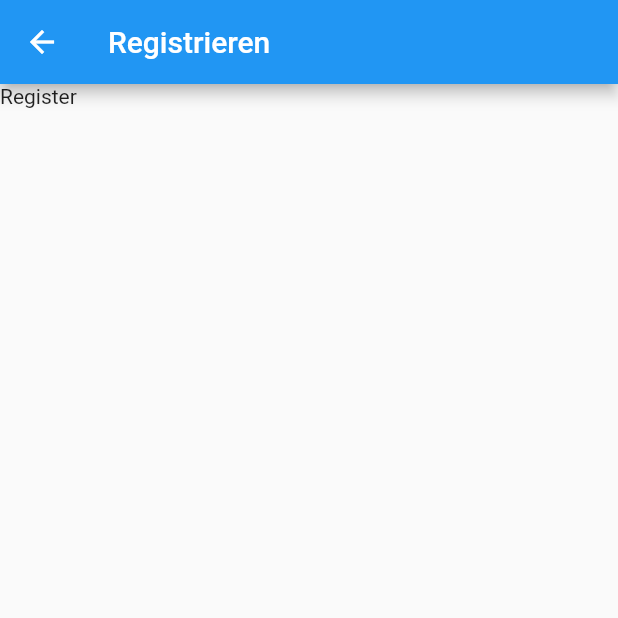
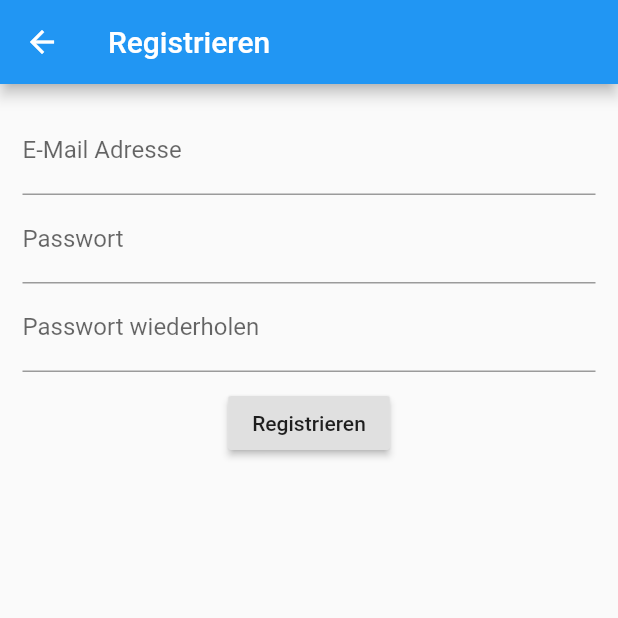
Before and after one commit to ShopConnect/app, a Flutter app: the screen it shows after launch, after a tap on "Registrieren", on a phone screen of 412 x 824 dp, the top half of it. Run offline on Flutter 3.47's test engine with Material 2 defaults, Android fonts, the phone set to English and light mode, and no system bars; our stand-ins replace firebase_messaging, flutter_secure_storage; accounts and stored records are empty.

Commit message:
implemented firabase, nearly finished login/register
Co-authored-by: Tobias Schanze <me@tobiasschanze.de>

```diff
--- a/lib/constants.dart
+++ b/lib/constants.dart
@@ -1,4 +1,4 @@
 class AppConstants {
-  static const apiURL = 'http://ec2-3-127-230-108.eu-central-1.compute.amazonaws.com';
+  static const apiURL = 'https://api.shop-connect.org';
   static const Map<String, String> postHeaders = {"Content-type": "application/json"};
 }
--- a/lib/main.dart
+++ b/lib/main.dart
@@ -1,46 +1,45 @@
 import 'package:flutter/material.dart';
+import 'package:shopconnect/pages/main/home.dart';
 import 'package:shopconnect/pages/start/login.dart';
 import 'package:shopconnect/pages/start/register.dart';
 import 'package:shopconnect/pages/start/start.dart';
+import 'package:shopconnect/utils/push_notifications.dart';
+import 'package:shopconnect/utils/token.dart';
 
-void main() => runApp(ShopConnect());
+void main() async {
+  WidgetsFlutterBinding.ensureInitialized();
+  String initialRoute;
+
+  if(await Token.get() == null) {
+    initialRoute = '/start';
+  } else {
+    initialRoute = '/home';
+  }
+
+  runApp(ShopConnect(initialRoute));
+}
 
 class ShopConnect extends StatelessWidget {
+  final String initialRoute;
+  dynamic notificationsManager;
+
+  ShopConnect(this.initialRoute);
+
   @override
   Widget build(BuildContext context) {
+    notificationsManager = PushNotificationsManager().init();
     return MaterialApp(
       title: 'Flutter Demo',
       theme: ThemeData(
         primarySwatch: Colors.blue,
       ),
-      initialRoute: '/start',
+      initialRoute: initialRoute,
       routes: {
         '/start': (context) => StartPage(),
         '/start/login': (context) => LoginPage(),
         '/start/register': (context) => RegisterPage(),
+        '/home': (context) => Home(),
       },
     );
   }
 }
-
-class MyHomePage extends StatefulWidget {
-  MyHomePage({Key key, this.title}) : super(key: key);
-  final String title;
-
-  @override
-  _MyHomePageState createState() => _MyHomePageState();
-}
-
-class _MyHomePageState extends State<MyHomePage> {
-  @override
-  Widget build(BuildContext context) {
-    return Scaffold(
-      appBar: AppBar(
-        title: Text(widget.title),
-      ),
-      body: Center(
-        child: Text('HAHA')
-      ),
-    );
-  }
-}
--- /dev/null
+++ b/lib/models/order.dart
@@ -0,0 +1,3 @@
+class Order {
+
+}
--- a/lib/pages/start/register.dart
+++ b/lib/pages/start/register.dart
@@ -9,31 +9,120 @@ class RegisterPage extends StatefulWidget {
 
 class _RegisterPageState extends State<RegisterPage> {
   final GlobalKey<FormState> _formKey = GlobalKey<FormState>();
+  bool _autoValidate = false;
   String _email;
   String _password;
+  String _passwordRepeat;
 
   @override
   Widget build(BuildContext context) {
     return Scaffold(
-      appBar: AppBar(
-        title: Text('Registrieren'),
+      appBar: AppBar(title: Text('Registrieren')),
+      body: SingleChildScrollView(
+        child: Container(
+          margin: EdgeInsets.all(15.0),
+          child: Form(
+            key: _formKey,
+            autovalidate: _autoValidate,
+            child: formUI(),
+          ),
+        ),
       ),
-      body: Text('Register'),
     );
   }
 
+  Widget formUI() {
+    return Column(
+      children: <Widget>[
+        TextFormField(
+          decoration: const InputDecoration(labelText: 'E-Mail Adresse'),
+          keyboardType: TextInputType.emailAddress,
+          validator: validateEmail,
+          onSaved: (String val) {
+            _email = val;
+          },
+        ),
+        TextFormField(
+          decoration: const InputDecoration(labelText: 'Passwort'),
+          obscureText: true,
+          keyboardType: TextInputType.visiblePassword,
+          validator: validatePassword,
+          onSaved: (String val) {
+            _password = val;
+          },
+        ),
+        TextFormField(
+          decoration: const InputDecoration(labelText: 'Passwort wiederholen'),
+          obscureText: true,
+          keyboardType: TextInputType.visiblePassword,
+          validator: validatePassword,
+          onSaved: (String val) {
+            _passwordRepeat = val;
+          },
+        ),
+        SizedBox(
+          height: 10,
+        ),
+        RaisedButton(
+          onPressed: _validateInputs,
+          child: Text('Registrieren'),
+        ),
+      ],
+    );
+  }
+
+  String validateEmail(String value) {
+    Pattern pattern =
+        r'^(([^<>()[\]\\.,;:\s@\"]+(\.[^<>()[\]\\.,;:\s@\"]+)*)|(\".+\"))@((\[[0-9]{1,3}\.[0-9]{1,3}\.[0-9]{1,3}\.[0-9]{1,3}\])|(([a-zA-Z\-0-9]+\.)+[a-zA-Z]{2,}))$';
+    RegExp regex = RegExp(pattern);
+    if (!regex.hasMatch(value)) {
+      return 'Bitte geben Sie eine gültige E-Mail Adresse ein!';
+    } else {
+      return null;
+    }
+  }
+
+  String validatePassword(String value) {
+    if (value.length < 8) {
+      return 'Bitte geben Sie ein gültiges Passwort ein!';
+    } else if(_password != _passwordRepeat) {
+      return 'Beide Passwörter müssen identisch sein!';
+    } else {
+      return null;
+    }
+  }
+
+  void _validateInputs() {
+    if (_formKey.currentState.validate()) {
+      _formKey.currentState.save();
+      if (_password == _passwordRepeat) {
+        register();
+      } else {
+        setState(() {
+          _autoValidate = true;
+        });
+      }
+    } else {
+      setState(() {
+        _autoValidate = true;
+      });
+    }
+  }
+
   void register() async {
-
-    String json = '{"email": $_email, "password": $_password}';
-    http.Response response = await http.post(AppConstants.apiURL + "/auth/register", headers: AppConstants.postHeaders, body: json);
+    String json = '{"email": "$_email", "password": "$_password"}';
+    http.Response response = await http.post(
+        AppConstants.apiURL + "/auth/register",
+        headers: AppConstants.postHeaders,
+        body: json);
 
     int statusCode = response.statusCode;
-
-    if (statusCode == 200) {
-     //TODO: Add post message that register was success
-      Navigator.pushNamed(context, '/start/login');
+    print(statusCode);
+    if (statusCode == 201) {
+      //TODO: Add post message that register was success
+      Navigator.pushReplacementNamed(context, '/start/login');
     } else if (statusCode == 400) {
-     //TODO: Add post message that register failed because username is already in use
+      //TODO: Add post message that register failed because username is already in use
     }
   }
 }
--- a/lib/pages/start/start.dart
+++ b/lib/pages/start/start.dart
@@ -4,21 +4,28 @@ class StartPage extends StatelessWidget {
   @override
   Widget build(BuildContext context) {
     return Scaffold(
-      appBar: AppBar(
-        title: Text('ShopConnect')
-      ),
-      body: Column(
+      appBar: AppBar(title: Text('ShopConnect')),
+      body: Container(
+        width: MediaQuery.of(context).size.width,
+        height: MediaQuery.of(context).size.height,
+        margin: EdgeInsets.all(30.0),
+        child: Column(
+          mainAxisAlignment: MainAxisAlignment.center,
+          crossAxisAlignment: CrossAxisAlignment.stretch,
           children: <Widget>[
-          FlatButton(
+            RaisedButton(
+              elevation: 5,
               child: Text('Anmelden'),
               onPressed: () => Navigator.pushNamed(context, '/start/login'),
             ),
-          FlatButton(
+            RaisedButton(
+              elevation: 5,
               child: Text('Registrieren'),
               onPressed: () => Navigator.pushNamed(context, '/start/register'),
             ),
           ],
         ),
+      ),
     );
   }
 }
--- /dev/null
+++ b/lib/utils/push_notifications.dart
@@ -0,0 +1,36 @@
+import 'package:firebase_messaging/firebase_messaging.dart';
+
+class PushNotificationsManager {
+  PushNotificationsManager._();
+
+  factory PushNotificationsManager() => _instance;
+
+  static final PushNotificationsManager _instance =
+      PushNotificationsManager._();
+
+  final FirebaseMessaging _firebaseMessaging = FirebaseMessaging();
+  bool _initialized = false;
+
+  Future<void> init() async {
+    if (!_initialized) {
+      // For iOS request permission first.
+      _firebaseMessaging.requestNotificationPermissions();
+      _firebaseMessaging.configure(
+        onMessage: (Map<String, dynamic> message) async {
+          print('on message $message');
+        },
+        onResume: (Map<String, dynamic> message) async {
+          print('on resume $message');
+        },
+        onLaunch: (Map<String, dynamic> message) async {
+          print('on launch $message');
+        },
+      );
+      // For testing purposes print the Firebase Messaging token
+      String token = await _firebaseMessaging.getToken();
+      print("FirebaseMessaging token: $token");
+
+      _initialized = true;
+    }
+  }
+}
--- /dev/null
+++ b/lib/utils/token.dart
@@ -0,0 +1,69 @@
+import 'dart:convert';
+
+import 'package:flutter_secure_storage/flutter_secure_storage.dart';
+import 'package:http/http.dart' as http;
+import 'package:shopconnect/constants.dart';
+
+class Token {
+  static void set(String token) async {
+    final storage = FlutterSecureStorage();
+    storage.write(key: 'token', value: token);
+  }
+
+  static Future<String> get() async {
+    final storage = FlutterSecureStorage();
+    var token = await storage.read(key: 'token');
+    if (token != null) {
+      var tokenMap = tryParse(token);
+      if (((tokenMap['exp'] * 1000) - 86400000) < DateTime.now().millisecondsSinceEpoch) {
+        final Map<String, String> header = {"Authorization": "Bearer $token", "Content-type": "application/json"};
+
+        http.Response response = await http.post(
+          AppConstants.apiURL + "/auth/refresh",
+          headers: header);
+
+        int statusCode = response.statusCode;
+
+        if (statusCode == 200) {
+          var tokenResponse = jsonDecode(response.body);
+          set(tokenResponse['token']);
+          return tokenResponse['token'];
+        } else {
+          return null;
+        }
+      } else {
+        final Map<String, String> header = {"Authorization": "Bearer $token", "Content-type": "application/json"};
+
+        http.Response response = await http.get(
+          AppConstants.apiURL + "/auth/validate",
+          headers: header);
+
+        int statusCode = response.statusCode;
+        if (statusCode == 200) {
+          return token;
+        } else {
+          return null;
+        }
+      }
+    } else {
+      return null;
+    }
+  }
+
+  static Map<String, dynamic> tryParse(String token) {
+    if (token == null) return null;
+
+    final parts = token.split('.');
+    if (parts.length != 3) return null;
+
+    final payload = parts[1];
+    var normalized = base64Url.normalize(payload);
+
+    var resp = utf8.decode(base64Url.decode(normalized));
+
+    final payloadMap = json.decode(resp);
+    if (payloadMap is! Map<String, dynamic>) return null;
+
+    return payloadMap;
+  }
+}
--- a/pubspec.yaml
+++ b/pubspec.yaml
@@ -24,6 +24,10 @@ dependencies:
   firebase_auth: ^0.15.5+3
   cloud_firestore: ^0.13.4+2
   http: ^0.12.0+2
+  path_provider: ^1.6.1
+  sembast: ^2.2.0
+  flutter_secure_storage: ^3.3.1+1
+  firebase_messaging: ^5.1.2
 
   # The following adds the Cupertino Icons font to your application.
   # Use with the CupertinoIcons class for iOS style icons.
```
Also changed, not shown: lib/pages/main/home.dart (added, +51 -0 lines), lib/pages/main/myorders/myorders.dart (added, +19 -0 lines), lib/pages/main/orders/orders.dart (added, +10 -0 lines), lib/pages/main/settings/settings.dart (added, +10 -0 lines), lib/pages/start/login.dart (+77 -23 lines), lib/widgets/FormUI.dart (deleted), pubspec.lock, 8 other files. Lines whose indentation alone changed are shown as unchanged.
